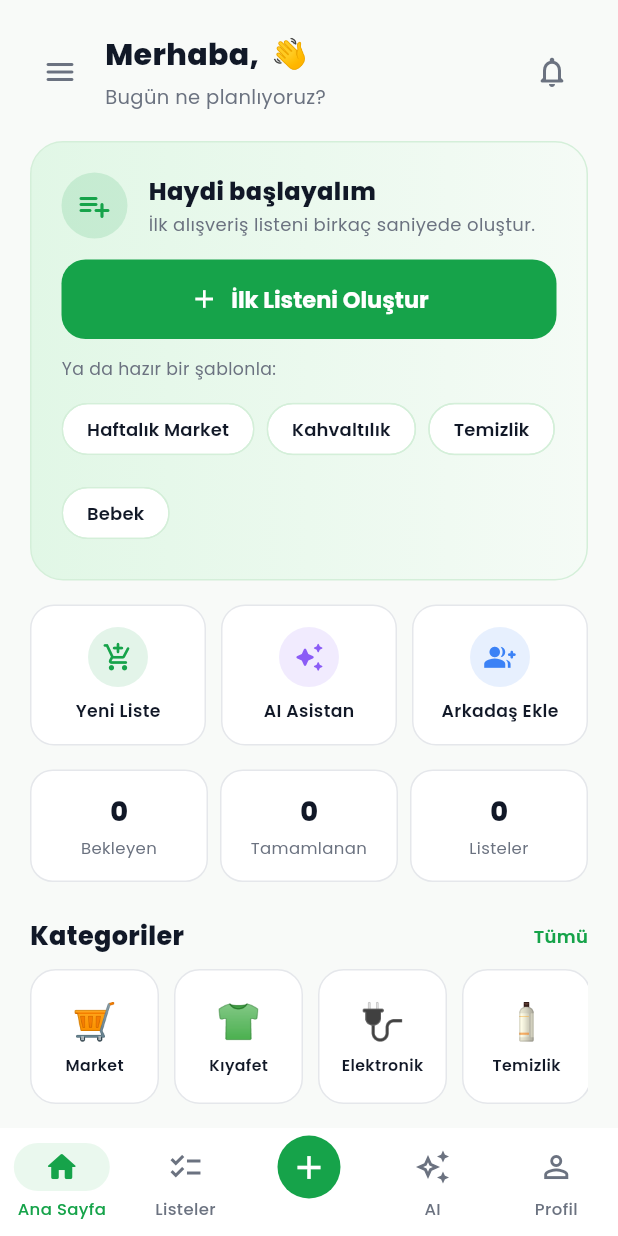
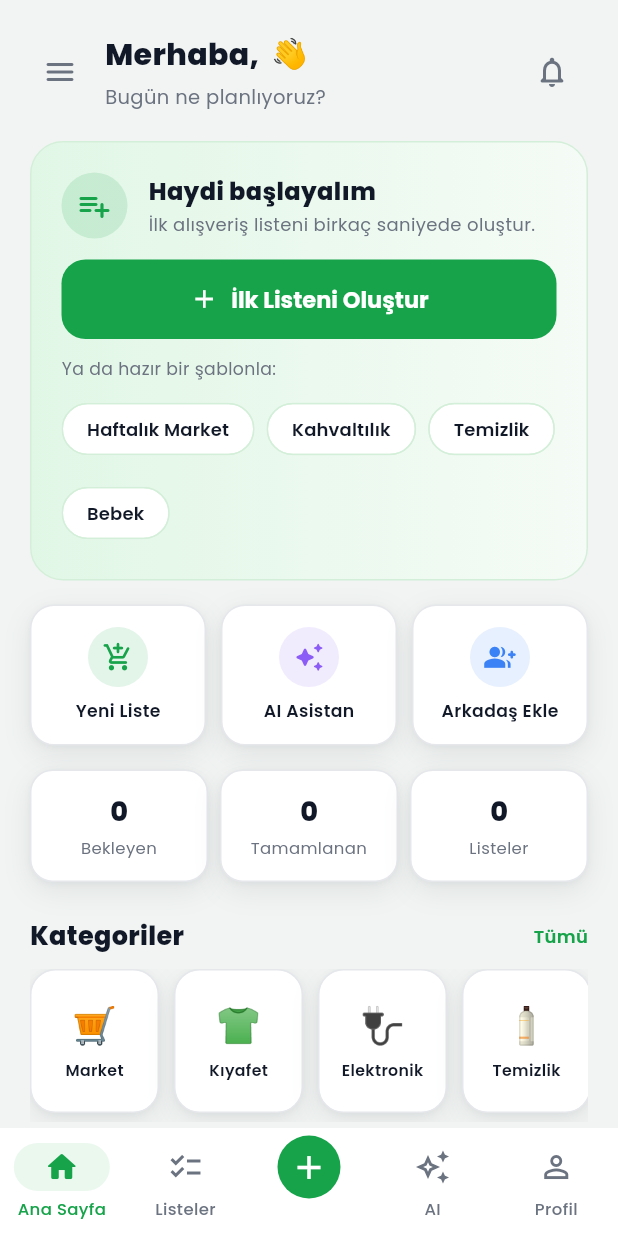
Before and after one commit to EmirHaksever/flutterproje, a Flutter app: the screen it shows once a user with an empty profile is signed in, on a phone screen of 412 x 824 dp. Run offline on Flutter 3.47's test engine with Material 3 defaults, Android fonts, the phone set to English and light mode, and no system bars; our stand-ins replace connectivity_plus, firebase_core, firebase_messaging, fl_chart, flutter_dotenv, flutter_local_notifications and 4 more; accounts and stored records are empty; network calls fail.

Commit message:
tema: kartlara yumusak golge + zemini bir tik koyulastir (derinlik)

```diff
--- a/lib/screens/home.dart
+++ b/lib/screens/home.dart
@@ -610,6 +610,7 @@ class _HomePageState extends State<HomePage> {
               color: scheme.surface,
               borderRadius: BorderRadius.circular(16),
               border: Border.all(color: scheme.outlineVariant),
+              boxShadow: AppTheme.softShadow(Theme.of(context).brightness),
             ),
             child: Column(
               children: [
@@ -672,10 +673,10 @@ class _HomePageState extends State<HomePage> {
           style: TextStyle(color: scheme.onSurfaceVariant, fontSize: 13));
     }
     return SizedBox(
-      height: 90,
+      height: 102,
       child: ListView.builder(
         scrollDirection: Axis.horizontal,
-        padding: EdgeInsets.zero,
+        padding: const EdgeInsets.only(bottom: 6),
         itemCount: _dynamicCategories.length,
         itemBuilder: (context, i) {
           final cat = _dynamicCategories[i];
@@ -737,6 +738,7 @@ class _HomePageState extends State<HomePage> {
           color: scheme.surface,
           borderRadius: BorderRadius.circular(18),
           border: Border.all(color: scheme.outlineVariant),
+          boxShadow: AppTheme.softShadow(Theme.of(context).brightness),
         ),
         child: Row(
           children: [
--- a/lib/theme/app_theme.dart
+++ b/lib/theme/app_theme.dart
@@ -14,10 +14,28 @@ class AppTheme {
   static const Color brandGreenDark = Color(0xFF15803D);
   static const Color heroGreenBg = Color(0xFFEAF8EE); // greenSoft
 
-  static const Color bgLight = Color(0xFFF8FAF8);
+  static const Color bgLight = Color(0xFFF1F4F2);
   static const Color textPrimary = Color(0xFF111827);
   static const Color textSecondary = Color(0xFF6B7280);
   static const Color borderLight = Color(0xFFE5E7EB);
+
+  /// Kartların zeminden "kalkmış" görünmesi için çok yumuşak gölge.
+  /// Karanlık temada gölge işe yaramaz (siyahın üstüne siyah) → boş liste döner.
+  static List<BoxShadow> softShadow(Brightness brightness) =>
+      brightness == Brightness.dark
+          ? const []
+          : const [
+              BoxShadow(
+                color: Color(0x0A111827),
+                blurRadius: 3,
+                offset: Offset(0, 1),
+              ),
+              BoxShadow(
+                color: Color(0x14111827),
+                blurRadius: 16,
+                offset: Offset(0, 6),
+              ),
+            ];
 
   static const Color accentOrange = Color(0xFFF59E0B);
   static const Color accentBlue = Color(0xFF3B82F6);
--- a/lib/widgets/ui_kit.dart
+++ b/lib/widgets/ui_kit.dart
@@ -80,6 +80,7 @@ class MiniStatCard extends StatelessWidget {
           color: scheme.surface,
           borderRadius: BorderRadius.circular(15),
           border: Border.all(color: scheme.outlineVariant),
+          boxShadow: AppTheme.softShadow(Theme.of(context).brightness),
         ),
         child: Column(
           mainAxisSize: MainAxisSize.min,
@@ -188,6 +189,7 @@ class ListCard extends StatelessWidget {
         color: scheme.surface,
         borderRadius: BorderRadius.circular(18),
         border: Border.all(color: scheme.outlineVariant),
+        boxShadow: AppTheme.softShadow(Theme.of(context).brightness),
       ),
       child: InkWell(
         onTap: onTap,
@@ -270,6 +272,7 @@ class CategoryCard extends StatelessWidget {
           color: scheme.surface,
           borderRadius: BorderRadius.circular(17),
           border: Border.all(color: scheme.outlineVariant),
+          boxShadow: AppTheme.softShadow(Theme.of(context).brightness),
         ),
         child: Column(
           mainAxisAlignment: MainAxisAlignment.center,
```
